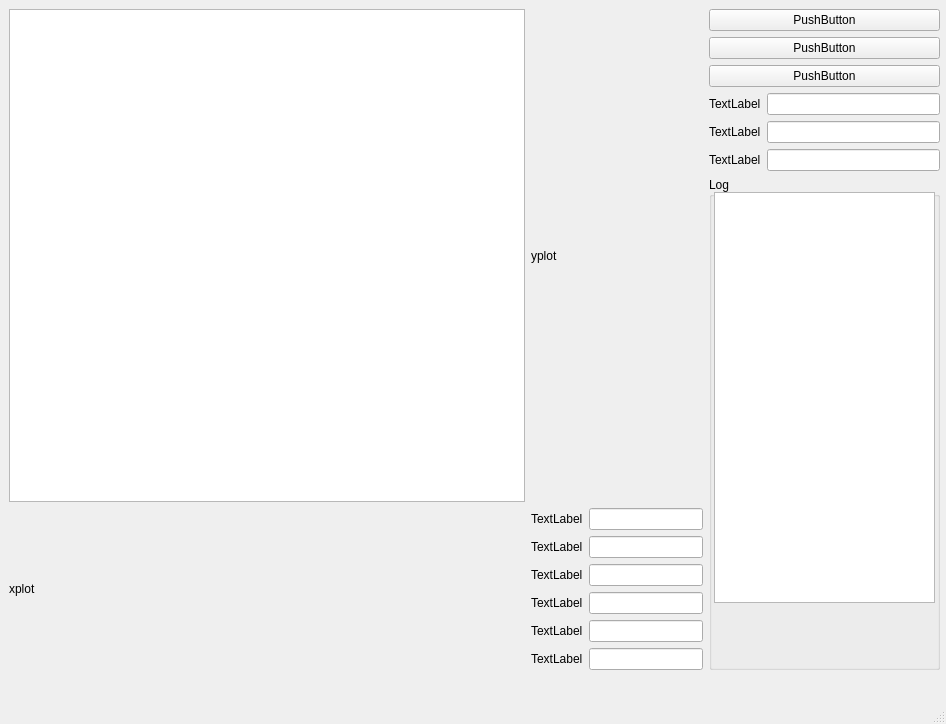
cyqian97/FlirCamBeamFitter, file FlirCamWindow.ui: the form before one commit.
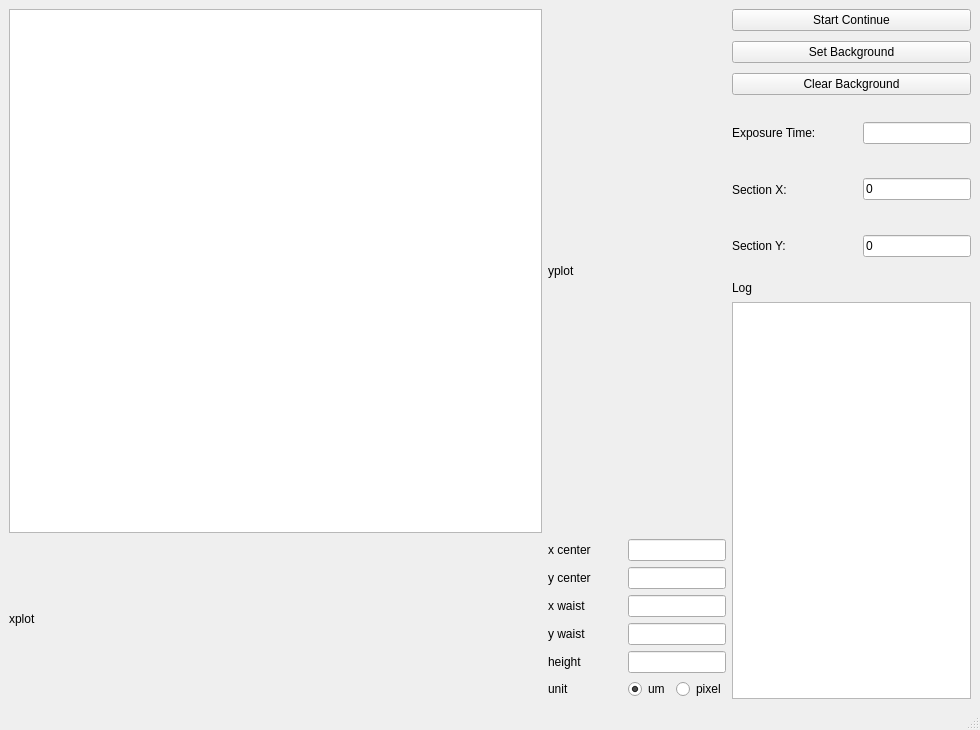
The form after the commit.

What changed in the file:
```diff
--- a/FlirCamWindow.ui
+++ b/FlirCamWindow.ui
@@ -6,8 +6,8 @@
    <rect>
     <x>0</x>
     <y>0</y>
-    <width>946</width>
-    <height>724</height>
+    <width>980</width>
+    <height>730</height>
    </rect>
   </property>
   <property name="windowTitle">
@@ -20,18 +20,11 @@
      <verstretch>0</verstretch>
     </sizepolicy>
    </property>
-   <widget class="QWidget" name="horizontalLayoutWidget">
-    <property name="geometry">
-     <rect>
-      <x>9</x>
-      <y>9</y>
-      <width>931</width>
-      <height>661</height>
-     </rect>
-    </property>
-    <layout class="QHBoxLayout" name="horizontalLayout" stretch="3,1">
+   <layout class="QGridLayout" name="gridLayout_4">
+    <item row="0" column="0">
+     <layout class="QHBoxLayout" name="horizontalLayoutWhole" stretch="3,1">
      <item>
-      <layout class="QGridLayout" name="gridLayout" rowstretch="3,1" columnstretch="3,1">
+       <layout class="QGridLayout" name="gridLayoutImage" rowstretch="3,1" columnstretch="3,1">
        <item row="0" column="0">
         <widget class="QGraphicsView" name="graphicsView"/>
        </item>
@@ -50,46 +43,46 @@
         </widget>
        </item>
        <item row="1" column="1">
-        <layout class="QGridLayout" name="gridLayout_2">
+         <layout class="QGridLayout" name="gridLayoutFitResult" columnstretch="1,1">
          <item row="2" column="0">
           <widget class="QLabel" name="label_3">
            <property name="text">
-            <string>TextLabel</string>
+             <string>x waist</string>
            </property>
           </widget>
          </item>
          <item row="4" column="0">
           <widget class="QLabel" name="label_5">
            <property name="text">
-            <string>TextLabel</string>
+             <string>height</string>
            </property>
           </widget>
          </item>
          <item row="5" column="0">
           <widget class="QLabel" name="label_6">
            <property name="text">
-            <string>TextLabel</string>
+             <string>unit</string>
            </property>
           </widget>
          </item>
          <item row="1" column="0">
           <widget class="QLabel" name="label_2">
            <property name="text">
-            <string>TextLabel</string>
+             <string>y center</string>
            </property>
           </widget>
          </item>
          <item row="3" column="0">
           <widget class="QLabel" name="label_4">
            <property name="text">
-            <string>TextLabel</string>
+             <string>y waist</string>
            </property>
           </widget>
          </item>
          <item row="0" column="0">
           <widget class="QLabel" name="label">
            <property name="text">
-            <string>TextLabel</string>
+             <string>x center</string>
            </property>
           </widget>
          </item>
@@ -109,100 +102,163 @@
           <widget class="QLineEdit" name="lineEdit_5"/>
          </item>
          <item row="5" column="1">
-          <widget class="QLineEdit" name="lineEdit_6"/>
-         </item>
+           <layout class="QHBoxLayout" name="horizontalLayoutUnit">
+            <item>
+             <widget class="QRadioButton" name="radioButtonUnitUm">
+              <property name="text">
+               <string>um</string>
+              </property>
+              <property name="checked">
+               <bool>true</bool>
+              </property>
+             </widget>
+            </item>
+            <item>
+             <widget class="QRadioButton" name="radioButtonUnitPixel">
+              <property name="text">
+               <string>pixel</string>
+              </property>
+             </widget>
+            </item>
         </layout>
        </item>
       </layout>
      </item>
+       </layout>
+      </item>
      <item>
-      <layout class="QVBoxLayout" name="verticalLayout" stretch="2,4">
+       <layout class="QVBoxLayout" name="verticalLayoutRight" stretch="2,0,3">
+        <property name="spacing">
+         <number>7</number>
+        </property>
        <item>
-        <layout class="QVBoxLayout" name="verticalLayout_2">
+         <layout class="QVBoxLayout" name="verticalLayoutControl" stretch="0,0,0,1">
+          <property name="spacing">
+           <number>10</number>
+          </property>
          <item>
-          <widget class="QPushButton" name="pushButton_2">
+           <widget class="QPushButton" name="pushButtonContinue">
+            <property name="sizePolicy">
+             <sizepolicy hsizetype="Expanding" vsizetype="Expanding">
+              <horstretch>0</horstretch>
+              <verstretch>0</verstretch>
+             </sizepolicy>
+            </property>
            <property name="text">
-            <string>PushButton</string>
+             <string>Start Continue</string>
            </property>
           </widget>
          </item>
          <item>
-          <widget class="QPushButton" name="pushButton_3">
+           <widget class="QPushButton" name="pushButtonSetBg">
+            <property name="sizePolicy">
+             <sizepolicy hsizetype="Expanding" vsizetype="Expanding">
+              <horstretch>0</horstretch>
+              <verstretch>0</verstretch>
+             </sizepolicy>
+            </property>
            <property name="text">
-            <string>PushButton</string>
+             <string>Set Background</string>
            </property>
           </widget>
          </item>
          <item>
           <widget class="QPushButton" name="pushButton">
+            <property name="sizePolicy">
+             <sizepolicy hsizetype="Expanding" vsizetype="Expanding">
+              <horstretch>0</horstretch>
+              <verstretch>0</verstretch>
+             </sizepolicy>
+            </property>
            <property name="text">
-            <string>PushButton</string>
+             <string>Clear Background</string>
            </property>
           </widget>
          </item>
          <item>
-          <layout class="QGridLayout" name="gridLayout_3">
+           <layout class="QGridLayout" name="gridLayoutControlValues" columnstretch="1,0" columnminimumwidth="0,0">
+            <property name="horizontalSpacing">
+             <number>7</number>
+            </property>
+            <property name="verticalSpacing">
+             <number>0</number>
+            </property>
            <item row="1" column="0">
             <widget class="QLabel" name="label_8">
              <property name="text">
-              <string>TextLabel</string>
+               <string>Section X:</string>
              </property>
             </widget>
            </item>
-           <item row="0" column="1">
-            <widget class="QLineEdit" name="lineEdit_7"/>
+            <item row="0" column="1" alignment="Qt::AlignVCenter">
+             <widget class="QLineEdit" name="lineEditExposureTime">
+              <property name="sizePolicy">
+               <sizepolicy hsizetype="Expanding" vsizetype="Expanding">
+                <horstretch>0</horstretch>
+                <verstretch>0</verstretch>
+               </sizepolicy>
+              </property>
+             </widget>
            </item>
            <item row="0" column="0">
             <widget class="QLabel" name="label_7">
              <property name="text">
-              <string>TextLabel</string>
+               <string>Exposure Time:</string>
              </property>
             </widget>
            </item>
            <item row="2" column="0">
             <widget class="QLabel" name="label_9">
              <property name="text">
-              <string>TextLabel</string>
+               <string>Section Y:</string>
              </property>
             </widget>
            </item>
-           <item row="1" column="1">
-            <widget class="QLineEdit" name="lineEdit_8"/>
-           </item>
-           <item row="2" column="1">
-            <widget class="QLineEdit" name="lineEdit_9"/>
+            <item row="1" column="1" alignment="Qt::AlignVCenter">
+             <widget class="QLineEdit" name="lineEditSectionX">
+              <property name="sizePolicy">
+               <sizepolicy hsizetype="Expanding" vsizetype="Expanding">
+                <horstretch>0</horstretch>
+                <verstretch>0</verstretch>
+               </sizepolicy>
+              </property>
+              <property name="text">
+               <string>0</string>
+              </property>
+             </widget>
+            </item>
+            <item row="2" column="1" alignment="Qt::AlignVCenter">
+             <widget class="QLineEdit" name="lineEditSectionY">
+              <property name="sizePolicy">
+               <sizepolicy hsizetype="Expanding" vsizetype="Expanding">
+                <horstretch>0</horstretch>
+                <verstretch>0</verstretch>
+               </sizepolicy>
+              </property>
+              <property name="text">
+               <string>0</string>
+              </property>
+             </widget>
            </item>
           </layout>
          </item>
         </layout>
        </item>
        <item>
-        <widget class="QGroupBox" name="BoxLog">
-         <property name="title">
+         <widget class="QLabel" name="labelLog">
+          <property name="text">
           <string>Log</string>
          </property>
-         <widget class="QTextBrowser" name="textBrowser">
-          <property name="geometry">
-           <rect>
-            <x>5</x>
-            <y>15</y>
-            <width>221</width>
-            <height>411</height>
-           </rect>
-          </property>
-          <property name="sizePolicy">
-           <sizepolicy hsizetype="Expanding" vsizetype="Expanding">
-            <horstretch>0</horstretch>
-            <verstretch>0</verstretch>
-           </sizepolicy>
-          </property>
          </widget>
-        </widget>
-       </item>
+        </item>
+        <item>
+         <widget class="QTextBrowser" name="textBrowserLog"/>
+        </item>
       </layout>
      </item>
     </layout>
-   </widget>
+    </item>
+   </layout>
   </widget>
   <widget class="QMenuBar" name="menubar">
    <property name="geometry">
```
Left out of the diff: 28 changed lines with no effect on the pictures. Lines whose indentation alone changed are shown as unchanged.
